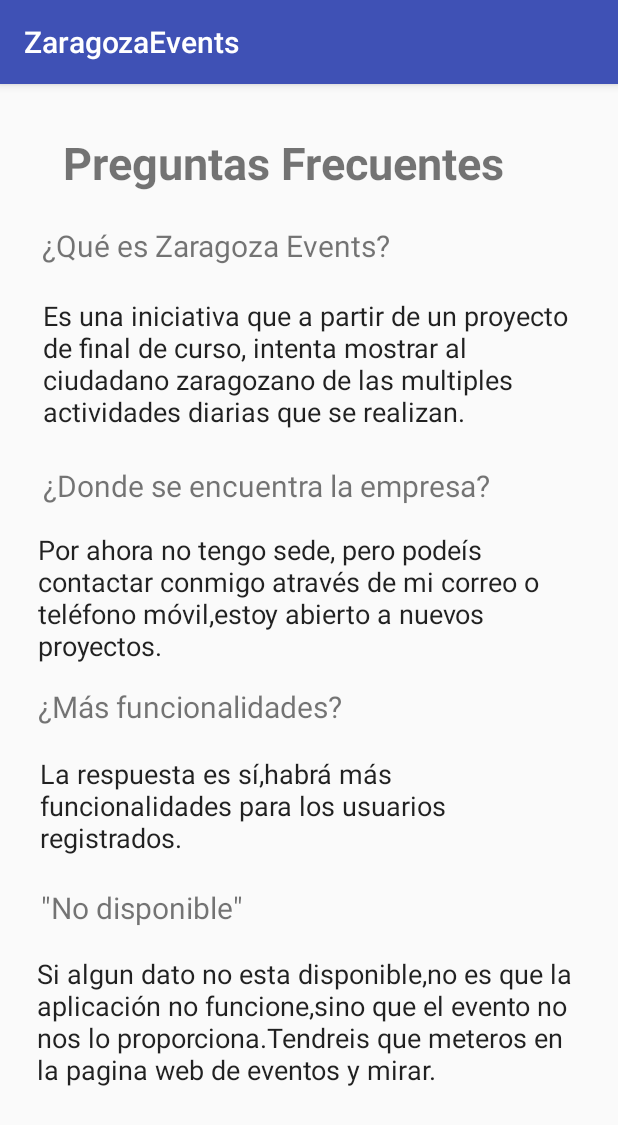
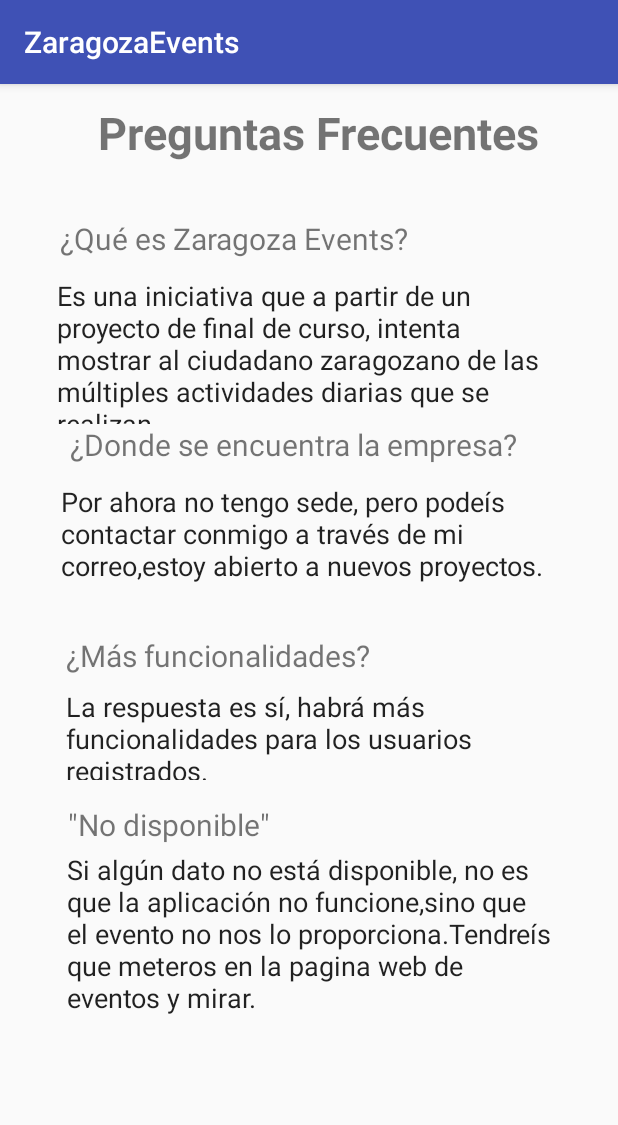
Before and after one commit to charlyesco/ProyectoZaragozaEvents, an Android app: the NosotrosActivity screen opened directly, with no data from a screen before it, on a phone screen of 412 x 824 dp. Shown: the top 1125 px of the screen. Run offline under Robolectric (Android 15) with nearby library versions, the phone set to English and light mode, and no system bars.

Commit message:
Version_11.2

```diff
--- a/app/src/main/java/com/example/carlos/proyectoevents/NosotrosActivity.java
+++ b/app/src/main/java/com/example/carlos/proyectoevents/NosotrosActivity.java
@@ -2,12 +2,43 @@ package com.example.carlos.proyectoevents;
 
 import android.support.v7.app.AppCompatActivity;
 import android.os.Bundle;
+import android.widget.EditText;
+import android.widget.TextView;
 
 public class NosotrosActivity extends AppCompatActivity {
-
+    TextView tv_preguntas,tv_zaragoza,tv_6,tv_7,tv_8;
+    EditText et_1,et_2,et_3,et_4;
     @Override
     protected void onCreate(Bundle savedInstanceState) {
         super.onCreate(savedInstanceState);
         setContentView(R.layout.activity_nosotros);
+       tv_preguntas=findViewById(R.id.tv_preguntas);
+       tv_preguntas.setKeyListener(null);
+
+       tv_zaragoza=findViewById(R.id.tv_zaragoza);
+       tv_zaragoza.setKeyListener(null);
+
+       tv_6=findViewById(R.id.textView6);
+       tv_6.setKeyListener(null);
+
+        tv_7=findViewById(R.id.textView7);
+        tv_7.setKeyListener(null);
+
+        tv_8=findViewById(R.id.textView8);
+        tv_8.setKeyListener(null);
+
+       et_1=findViewById(R.id.editText);
+       et_1.setKeyListener(null);
+
+        et_2=findViewById(R.id.editText2);
+        et_2.setKeyListener(null);
+
+        et_3=findViewById(R.id.editText3);
+        et_3.setKeyListener(null);
+
+        et_4=findViewById(R.id.editText4);
+        et_4.setKeyListener(null);
+
+
     }
 }
--- a/app/src/main/res/layout/activity_nosotros.xml
+++ b/app/src/main/res/layout/activity_nosotros.xml
@@ -7,84 +7,88 @@
     tools:context=".NosotrosActivity">
 
     <TextView
-        android:id="@+id/tv_nosotros"
-        android:layout_width="330dp"
-        android:layout_height="62dp"
+        android:id="@+id/tv_preguntas"
+        android:layout_width="355dp"
+        android:layout_height="65dp"
         android:layout_marginStart="8dp"
         android:layout_marginLeft="8dp"
-        android:layout_marginTop="32dp"
-        android:layout_marginEnd="40dp"
-        android:layout_marginRight="40dp"
-        android:text="Preguntas Frecuentes"
+        android:layout_marginTop="12dp"
+        android:layout_marginEnd="8dp"
+        android:layout_marginRight="8dp"
+        android:editable="false"
+        android:text="     Preguntas Frecuentes"
         android:textSize="30sp"
         android:textStyle="bold"
         app:layout_constraintEnd_toEndOf="parent"
-        app:layout_constraintHorizontal_bias="1.0"
         app:layout_constraintStart_toStartOf="parent"
         app:layout_constraintTop_toTopOf="parent" />
 
     <TextView
-        android:id="@+id/tv_quienes"
-        android:layout_width="290dp"
-        android:layout_height="36dp"
-        android:layout_marginStart="28dp"
-        android:layout_marginLeft="28dp"
+        android:id="@+id/tv_zaragoza"
+        android:layout_width="293dp"
+        android:layout_height="39dp"
+        android:layout_marginStart="8dp"
+        android:layout_marginLeft="8dp"
+        android:layout_marginTop="12dp"
         android:layout_marginEnd="8dp"
         android:layout_marginRight="8dp"
-        android:layout_marginBottom="11dp"
+        android:editable="false"
         android:text="¿Qué es Zaragoza Events?"
         android:textSize="20sp"
-        app:layout_constraintBottom_toTopOf="@+id/editText"
         app:layout_constraintEnd_toEndOf="parent"
-        app:layout_constraintHorizontal_bias="0.0"
+        app:layout_constraintHorizontal_bias="0.313"
         app:layout_constraintStart_toStartOf="parent"
-        app:layout_constraintTop_toBottomOf="@+id/tv_nosotros" />
+        app:layout_constraintTop_toBottomOf="@+id/tv_preguntas" />
 
     <EditText
         android:id="@+id/editText"
-        android:layout_width="355dp"
+        android:layout_width="336dp"
         android:layout_height="98dp"
-        android:layout_marginStart="29dp"
-        android:layout_marginLeft="29dp"
-        android:layout_marginEnd="29dp"
-        android:layout_marginRight="29dp"
-        android:layout_marginBottom="14dp"
+        android:layout_marginStart="8dp"
+        android:layout_marginLeft="8dp"
+        android:layout_marginEnd="8dp"
+        android:layout_marginRight="8dp"
         android:background="@null"
+        android:editable="false"
         android:ems="10"
         android:gravity="start|top"
         android:inputType="textMultiLine"
-        android:text="Es una iniciativa que a partir de un proyecto de final de curso, intenta mostrar al ciudadano zaragozano de las multiples actividades diarias que se realizan."
-        app:layout_constraintBottom_toTopOf="@+id/textView6"
+        android:text="Es una iniciativa que a partir de un proyecto de final de curso, intenta mostrar al ciudadano zaragozano de las múltiples actividades diarias que se realizan."
         app:layout_constraintEnd_toEndOf="parent"
         app:layout_constraintStart_toStartOf="parent"
-        app:layout_constraintTop_toBottomOf="@+id/tv_quienes" />
+        app:layout_constraintTop_toBottomOf="@+id/tv_zaragoza" />
 
     <TextView
         android:id="@+id/textView6"
         android:layout_width="wrap_content"
         android:layout_height="wrap_content"
-        android:layout_marginBottom="16dp"
+        android:layout_marginStart="8dp"
+        android:layout_marginLeft="8dp"
+        android:layout_marginEnd="8dp"
+        android:layout_marginRight="8dp"
+        android:editable="false"
         android:text="¿Donde se encuentra la empresa?"
         android:textSize="20sp"
-        app:layout_constraintBottom_toTopOf="@+id/editText2"
-        app:layout_constraintStart_toStartOf="@+id/editText"
+        app:layout_constraintEnd_toEndOf="parent"
+        app:layout_constraintHorizontal_bias="0.395"
+        app:layout_constraintStart_toStartOf="parent"
         app:layout_constraintTop_toBottomOf="@+id/editText" />
 
     <EditText
         android:id="@+id/editText2"
-        android:layout_width="362dp"
-        android:layout_height="94dp"
-        android:layout_marginStart="28dp"
-        android:layout_marginLeft="28dp"
-        android:layout_marginEnd="28dp"
-        android:layout_marginRight="28dp"
-        android:layout_marginBottom="9dp"
+        android:layout_width="331dp"
+        android:layout_height="93dp"
+        android:layout_marginStart="8dp"
+        android:layout_marginLeft="8dp"
+        android:layout_marginTop="12dp"
+        android:layout_marginEnd="8dp"
+        android:layout_marginRight="8dp"
         android:background="@null"
+        android:editable="false"
         android:ems="10"
         android:gravity="start|top"
         android:inputType="textMultiLine"
-        android:text="Por ahora no tengo sede, pero podeís contactar conmigo através de mi correo o teléfono móvil,estoy abierto a nuevos proyectos."
-        app:layout_constraintBottom_toTopOf="@+id/textView7"
+        android:text="Por ahora no tengo sede, pero podeís contactar conmigo a través de mi correo,estoy abierto a nuevos proyectos."
         app:layout_constraintEnd_toEndOf="parent"
         app:layout_constraintStart_toStartOf="parent"
         app:layout_constraintTop_toBottomOf="@+id/textView6" />
@@ -93,30 +97,32 @@
         android:id="@+id/textView7"
         android:layout_width="wrap_content"
         android:layout_height="wrap_content"
-        android:layout_marginBottom="18dp"
+        android:layout_marginStart="44dp"
+        android:layout_marginLeft="44dp"
+        android:layout_marginTop="8dp"
+        android:editable="false"
         android:text="¿Más funcionalidades?"
         android:textSize="20sp"
-        app:layout_constraintBottom_toTopOf="@+id/editText3"
-        app:layout_constraintStart_toStartOf="@+id/editText2"
+        app:layout_constraintStart_toStartOf="parent"
         app:layout_constraintTop_toBottomOf="@+id/editText2" />
 
     <EditText
         android:id="@+id/editText3"
-        android:layout_width="287dp"
-        android:layout_height="80dp"
+        android:layout_width="307dp"
+        android:layout_height="61dp"
         android:layout_marginStart="8dp"
         android:layout_marginLeft="8dp"
+        android:layout_marginTop="8dp"
         android:layout_marginEnd="8dp"
         android:layout_marginRight="8dp"
-        android:layout_marginBottom="8dp"
         android:background="@null"
+        android:editable="false"
         android:ems="10"
         android:gravity="start|top"
         android:inputType="textMultiLine"
-        android:text="La respuesta es sí,habrá más funcionalidades para los usuarios registrados."
-        app:layout_constraintBottom_toTopOf="@+id/textView8"
+        android:text="La respuesta es sí, habrá más funcionalidades para los usuarios registrados."
         app:layout_constraintEnd_toEndOf="parent"
-        app:layout_constraintHorizontal_bias="0.172"
+        app:layout_constraintHorizontal_bias="0.409"
         app:layout_constraintStart_toStartOf="parent"
         app:layout_constraintTop_toBottomOf="@+id/textView7" />
 
@@ -126,32 +132,31 @@
         android:layout_height="31dp"
         android:layout_marginStart="8dp"
         android:layout_marginLeft="8dp"
+        android:layout_marginTop="16dp"
         android:layout_marginEnd="8dp"
         android:layout_marginRight="8dp"
-        android:layout_marginBottom="13dp"
+        android:editable="false"
         android:text='"No disponible"'
         android:textSize="20sp"
-        app:layout_constraintBottom_toTopOf="@+id/editText4"
         app:layout_constraintEnd_toEndOf="parent"
-        app:layout_constraintHorizontal_bias="0.161"
+        app:layout_constraintHorizontal_bias="0.31"
         app:layout_constraintStart_toStartOf="parent"
         app:layout_constraintTop_toBottomOf="@+id/editText3" />
 
     <EditText
         android:id="@+id/editText4"
-        android:layout_width="363dp"
-        android:layout_height="122dp"
-        android:layout_marginStart="23dp"
-        android:layout_marginLeft="23dp"
-        android:layout_marginEnd="23dp"
-        android:layout_marginRight="23dp"
-        android:layout_marginBottom="65dp"
+        android:layout_width="323dp"
+        android:layout_height="158dp"
+        android:layout_marginStart="8dp"
+        android:layout_marginLeft="8dp"
+        android:layout_marginEnd="8dp"
+        android:layout_marginRight="8dp"
         android:background="@null"
+        android:editable="false"
         android:ems="10"
         android:gravity="start|top"
         android:inputType="textMultiLine"
-        android:text="Si algun dato no esta disponible,no es que la aplicación no funcione,sino que el evento no nos lo proporciona.Tendreis que meteros en la pagina web de eventos y mirar."
-        app:layout_constraintBottom_toBottomOf="parent"
+        android:text="Si algún dato no está disponible, no es que la aplicación no funcione,sino que el evento no nos lo proporciona.Tendreís que meteros en la pagina web de eventos y mirar."
         app:layout_constraintEnd_toEndOf="parent"
         app:layout_constraintStart_toStartOf="parent"
         app:layout_constraintTop_toBottomOf="@+id/textView8" />
--- a/app/src/main/res/menu/activity_navigation_drawer.xml
+++ b/app/src/main/res/menu/activity_navigation_drawer.xml
@@ -27,14 +27,13 @@
         <menu>
             <group android:checkableBehavior="single">
                 <item
-                    android:id="@+id/preguntas"
-                    android:icon="@drawable/ic_menu_manage"
-                    android:title="Nosotros" />
-                <item
                     android:id="@+id/contacto"
                     android:icon="@drawable/ic_menu_manage"
                     android:title="Contacto" />
-
+                <item
+                    android:id="@+id/preguntas"
+                    android:icon="@drawable/ic_menu_manage"
+                    android:title="Preguntas Frecuentes" />
                 <item
                     android:id="@+id/licencias"
                     android:icon="@drawable/ic_menu_manage"
```
